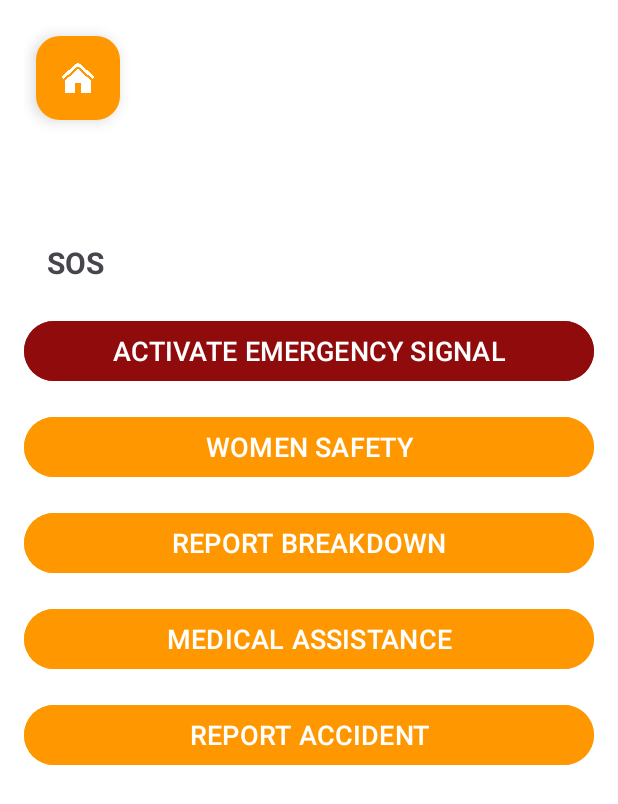
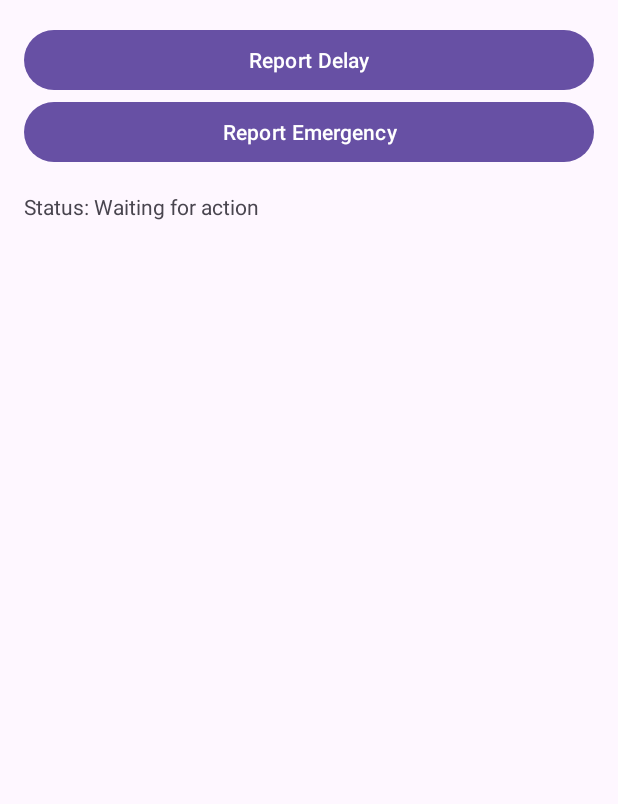
Before and after one commit to Sumera01/bus_tracking_android_app, an Android app: the SOSActivity screen opened directly, with no data from a screen before it, on a phone screen of 412 x 824 dp. Shown: the top 804 px of the screen. Run offline under Robolectric (Android 15) with nearby library versions, the phone set to English and light mode, and no system bars; our stand-ins replace Volley.

Commit message:
SOS Page Delay

```diff
--- a/app/build.gradle.kts
+++ b/app/build.gradle.kts
@@ -74,4 +74,8 @@ dependencies {
     testImplementation(libs.junit)
     androidTestImplementation(libs.androidx.junit)
     androidTestImplementation(libs.androidx.espresso.core)
+
+    //Notification
+    implementation ("com.android.volley:volley:1.2.1")
+
 }
--- a/app/src/main/java/com/example/bustrackingapp/SOSActivity.kt
+++ b/app/src/main/java/com/example/bustrackingapp/SOSActivity.kt
@@ -1,19 +1,80 @@
 package com.example.bustrackingapp
 
 import android.os.Bundle
+import android.widget.Button
+import android.widget.TextView
+import android.widget.Toast
 import androidx.appcompat.app.AppCompatActivity
-import android.widget.Button
-import android.content.Intent
-import com.google.android.material.floatingactionbutton.FloatingActionButton
+import com.android.volley.Request
+import com.android.volley.toolbox.JsonObjectRequest
+import com.android.volley.toolbox.Volley
+import org.json.JSONObject
 
 class SOSActivity : AppCompatActivity() {
+
+    private lateinit var delayButton: Button
+    private lateinit var emergencyButton: Button
+    private lateinit var statusText: TextView
+
+    private val busId = "bus_202" // Updated example bus ID
+    private val apiUrl = "https://bus-tracking-app-wt0f.onrender.com/api/alerts"
+
     override fun onCreate(savedInstanceState: Bundle?) {
         super.onCreate(savedInstanceState)
         setContentView(R.layout.activity_sosactivity)
-        val homeButton = findViewById<FloatingActionButton>(R.id.homeButton)
-        homeButton.setOnClickListener {
-            startActivity(Intent(this, HomeActivity::class.java))
-            finish() // Optional: Close TrackBusActivity
+
+        // Initialize UI elements
+        delayButton = findViewById(R.id.delayButton)
+        emergencyButton = findViewById(R.id.emergencyButton)
+        statusText = findViewById(R.id.statusText)
+
+        // Set button click listeners
+        delayButton.setOnClickListener {
+            sendNotification(
+                type = "Delay",
+                message = "Bus $busId is delayed by 10 minutes",
+                severity = "warning",
+                audience = "admin,parent"
+            )
+        }
+
+        emergencyButton.setOnClickListener {
+            sendNotification(
+                type = "Emergency",
+                message = "SOS triggered by driver on Bus $busId",
+                severity = "danger",
+                audience = "admin"
+            )
         }
     }
+
+    private fun sendNotification(type: String, message: String, severity: String, audience: String) {
+        val queue = Volley.newRequestQueue(this)
+        val jsonBody = JSONObject().apply {
+            put("busId", busId)
+            put("type", type)
+            put("message", message)
+            put("latitude", 19.0760) // Hardcoded for now
+            put("longitude", 72.8777) // Hardcoded for now
+            put("severity", severity)
+            put("audience", audience)
+        }
+
+        val request = JsonObjectRequest(
+            Request.Method.POST, apiUrl, jsonBody,
+            { response ->
+                statusText.text = "Notification sent: ${response.getString("message")}"
+                Toast.makeText(this, "Notification sent successfully", Toast.LENGTH_SHORT).show()
+            },
+            { error ->
+                val errorMsg = error.networkResponse?.let {
+                    String(it.data)
+                } ?: error.message ?: "Unknown error"
+                statusText.text = "Failed to send notification: $errorMsg"
+                Toast.makeText(this, "Error: $errorMsg", Toast.LENGTH_LONG).show()
+            }
+        )
+
+        queue.add(request)
+    }
 }
--- a/app/src/main/res/layout/activity_sosactivity.xml
+++ b/app/src/main/res/layout/activity_sosactivity.xml
@@ -1,107 +1,27 @@
 <?xml version="1.0" encoding="utf-8"?>
-<androidx.constraintlayout.widget.ConstraintLayout xmlns:android="http://schemas.android.com/apk/res/android"
-    xmlns:app="http://schemas.android.com/apk/res-auto"
-    xmlns:tools="http://schemas.android.com/tools"
+<LinearLayout xmlns:android="http://schemas.android.com/apk/res/android"
     android:layout_width="match_parent"
     android:layout_height="match_parent"
-    android:padding="16dp"
-    android:background="#FFFFFF">
+    android:orientation="vertical"
+    android:padding="16dp">
 
-    <!-- Circular Home Button -->
-    <com.google.android.material.floatingactionbutton.FloatingActionButton
-        android:id="@+id/homeButton"
-        android:layout_width="wrap_content"
-        android:layout_height="wrap_content"
-        android:contentDescription="Home"
-        android:src="@drawable/home"
-        app:fabSize="mini"
-        app:backgroundTint="#FF9800"
-        app:tint="#FFFFFF"
-        android:layout_marginStart="8dp"
-        android:layout_marginTop="8dp"
-        app:layout_constraintStart_toStartOf="parent"
-        app:layout_constraintTop_toTopOf="parent" />
-
-    <!-- Track Bus Title -->
-
-    <!-- Grey Boxes -->
-    <LinearLayout
+    <Button
+        android:id="@+id/delayButton"
         android:layout_width="match_parent"
         android:layout_height="wrap_content"
-        android:layout_marginTop="60dp"
-        android:orientation="vertical"
-        app:layout_constraintEnd_toEndOf="parent"
-        app:layout_constraintHorizontal_bias="0.0"
-        app:layout_constraintStart_toStartOf="parent"
-        app:layout_constraintTop_toBottomOf="@id/homeButton">
+        android:text="Report Delay" />
 
-        <!-- Grey Box 1 -->
-        <!-- Grey Box 2 -->
+    <Button
+        android:id="@+id/emergencyButton"
+        android:layout_width="match_parent"
+        android:layout_height="wrap_content"
+        android:text="Report Emergency" />
 
-        <TextView
-            android:layout_width="68dp"
-            android:layout_height="38dp"
-            android:layout_marginTop="16dp"
-            android:gravity="center"
-            android:text="SOS"
-            android:textSize="20sp"
-            android:textStyle="bold" />
+    <TextView
+        android:id="@+id/statusText"
+        android:layout_width="match_parent"
+        android:layout_height="wrap_content"
+        android:text="Status: Waiting for action"
+        android:paddingTop="16dp" />
 
-        <Button
-            android:id="@+id/emergencySignalBtn"
-            android:layout_width="match_parent"
-            android:layout_height="wrap_content"
-            android:layout_marginTop="16dp"
-            android:layout_marginBottom="16dp"
-            android:backgroundTint="@color/red"
-            android:text="ACTIVATE EMERGENCY SIGNAL"
-            android:textAllCaps="true"
-            android:textSize="18sp" />
-
-        <!-- Women Safety Button -->
-        <Button
-            android:id="@+id/womenSafetyBtn"
-            android:layout_width="match_parent"
-            android:layout_height="wrap_content"
-            android:layout_marginBottom="16dp"
-            android:backgroundTint="@color/orange"
-            android:text="Women Safety"
-            android:textAllCaps="true"
-            android:textSize="18sp" />
-
-        <!-- Report Breakdown Button -->
-        <Button
-            android:id="@+id/reportBreakdownBtn"
-            android:layout_width="match_parent"
-            android:layout_height="wrap_content"
-            android:layout_marginBottom="16dp"
-            android:backgroundTint="@color/orange"
-            android:text="Report Breakdown"
-            android:textAllCaps="true"
-            android:textSize="18sp" />
-
-        <!-- Medical Assistance Button -->
-        <Button
-            android:id="@+id/medicalAssistanceBtn"
-            android:layout_width="match_parent"
-            android:layout_height="wrap_content"
-            android:layout_marginBottom="16dp"
-            android:backgroundTint="@color/orange"
-            android:text="Medical Assistance"
-            android:textAllCaps="true"
-            android:textSize="18sp" />
-
-        <!-- Report Accident Button -->
-        <Button
-            android:id="@+id/reportAccidentBtn"
-            android:layout_width="match_parent"
-            android:layout_height="wrap_content"
-            android:backgroundTint="@color/orange"
-            android:text="Report Accident"
-            android:textAllCaps="true"
-            android:textSize="18sp" />
-
-
-    </LinearLayout>
-
-</androidx.constraintlayout.widget.ConstraintLayout>
+</LinearLayout>
```
Also changed, not shown: app/src/main/AndroidManifest.xml (+32 -28 lines).
